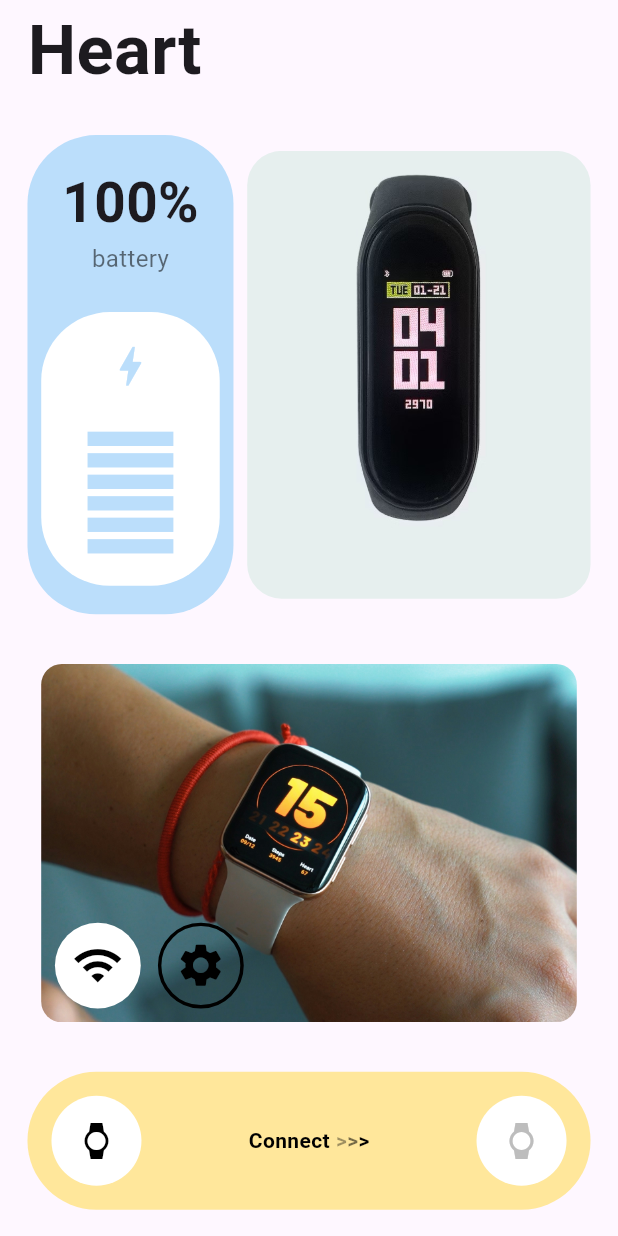
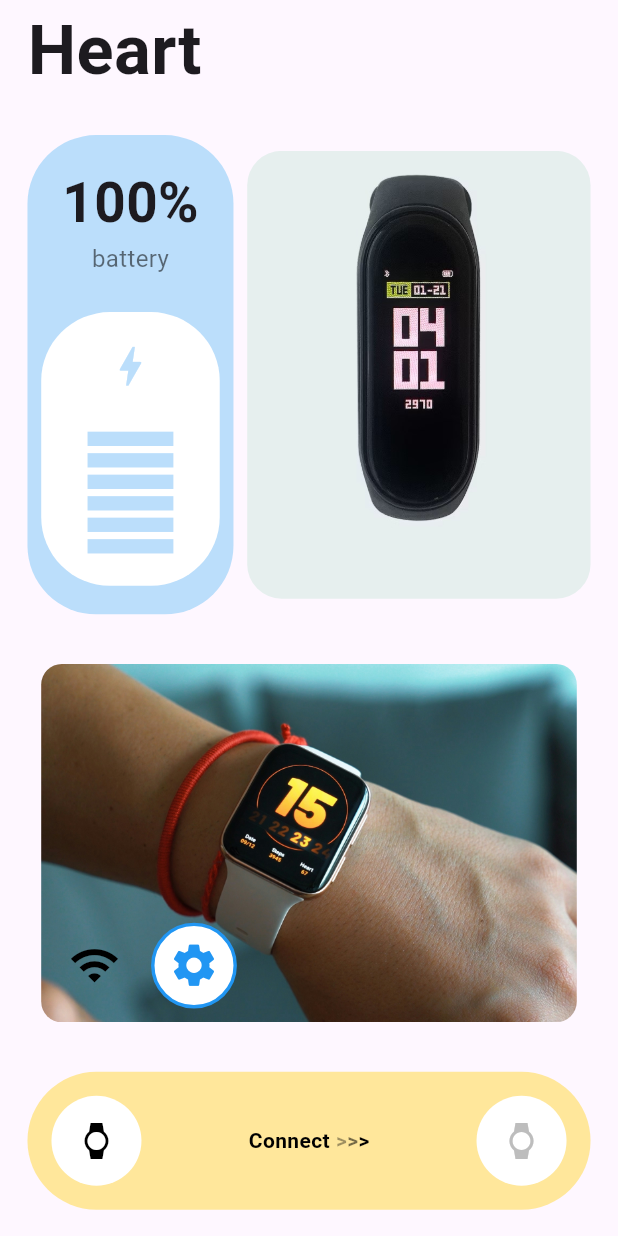
Before and after one commit to hamza091197/Health-Monitoring-App, a Flutter app: the screen it shows after launch, scrolled down 211 dp, after a tap on the "settings" icon, on a phone screen of 412 x 824 dp. Run offline on Flutter 3.47's test engine with Material 3 defaults, Android fonts, the phone set to English and light mode, and no system bars; our stand-ins replace battery_plus, flutter_screenutil, get.

Commit message:
add new features

```diff
--- a/lib/ui/screens/home_screen.dart
+++ b/lib/ui/screens/home_screen.dart
@@ -1,9 +1,10 @@
 import 'package:flutter/material.dart';
 import 'package:flutter_screenutil/flutter_screenutil.dart';
 import 'package:healthapp/ui/widgets/header_widget.dart';
+
 import '../widgets/battery_widget.dart';
+import '../widgets/connect_button.dart';
 import '../widgets/customize_widget.dart';
-import '../widgets/connect_button.dart'; // Import the ConnectButton
 
 class HomeScreen extends StatelessWidget {
   @override
@@ -12,8 +13,7 @@ class HomeScreen extends StatelessWidget {
       designSize: Size(360, 690),
       minTextAdapt: true,
       splitScreenMode: true,
-      builder: (context, child) {
-        return Scaffold(
+      builder: (context, child) => Scaffold(
         body: SingleChildScrollView(
           padding: EdgeInsets.all(16.0.w),
           child: Column(
@@ -22,9 +22,10 @@ class HomeScreen extends StatelessWidget {
               SizedBox(height: 40.h),
               HeaderWidget(),
               SizedBox(height: 20.h),
-                Text(
-                  'Tracking your Heart',
-                  style: TextStyle(fontSize: 40.sp, fontWeight: FontWeight.bold),
+              SmoothWordText(
+                text: 'Tracking your Heart',
+                textStyle: TextStyle(fontSize: 40.sp, fontWeight: FontWeight.bold),
+                duration: Duration(seconds: 3),
               ),
               SizedBox(height: 20.h),
               BatteryWidget(),
@@ -35,8 +36,63 @@ class HomeScreen extends StatelessWidget {
             ],
           ),
         ),
-        );
-      },
+      ),
     );
   }
 }
+
+class SmoothWordText extends StatefulWidget {
+  final String text;
+  final TextStyle textStyle;
+  final Duration duration;
+
+  const SmoothWordText({
+    required this.text,
+    required this.textStyle,
+    required this.duration,
+  });
+
+  @override
+  _SmoothWordTextState createState() => _SmoothWordTextState();
+}
+
+class _SmoothWordTextState extends State<SmoothWordText>
+    with SingleTickerProviderStateMixin {
+  late final AnimationController _controller = AnimationController(
+    vsync: this,
+    duration: widget.duration,
+  )..forward();
+
+  late final List<Animation<double>> _fadeAnimations = List.generate(
+    widget.text.split(" ").length,
+        (index) => Tween(begin: 0.0, end: 1.0).animate(
+      CurvedAnimation(
+        parent: _controller,
+        curve: Interval(index / widget.text.split(" ").length, (index + 1) / widget.text.split(" ").length, curve: Curves.easeIn),
+      ),
+    ),
+  );
+
+  @override
+  void dispose() {
+    _controller.dispose();
+    super.dispose();
+  }
+
+  @override
+  Widget build(BuildContext context) {
+    return Wrap(
+      children: widget.text.split(" ").asMap().entries.map((entry) {
+        final index = entry.key;
+        final word = entry.value;
+        return AnimatedBuilder(
+          animation: _fadeAnimations[index],
+          builder: (context, child) => Opacity(
+            opacity: _fadeAnimations[index].value,
+            child: Text("$word ", style: widget.textStyle),
+          ),
+        );
+      }).toList(),
+    );
+  }
+}
--- a/lib/ui/widgets/customize_widget.dart
+++ b/lib/ui/widgets/customize_widget.dart
@@ -7,22 +7,9 @@ class CustomizeWidget extends StatefulWidget {
 }
 
 class _CustomizeWidgetState extends State<CustomizeWidget> {
-  // Variables to track the state of each icon
-  bool isWifiClicked = false;
-  bool isSettingsClicked = false;
-
-  // Method to handle the common logic for both icons
-  void _toggleIconState(String iconType) {
-    setState(() {
-      if (iconType == 'wifi') {
-        isWifiClicked = !isWifiClicked;
-        if (isWifiClicked) isSettingsClicked = false; // Reset Settings if WiFi clicked
-      } else {
-        isSettingsClicked = !isSettingsClicked;
-        if (isSettingsClicked) isWifiClicked = false; // Reset WiFi if Settings clicked
-      }
-    });
-  }
+  // To track which icon is selected
+  bool isWiFiSelected = false;
+  bool isSettingsSelected = false;
 
   @override
   Widget build(BuildContext context) {
@@ -55,35 +42,65 @@ class _CustomizeWidgetState extends State<CustomizeWidget> {
               children: [
                 // WiFi Icon
                 GestureDetector(
-                  onTap: () => _toggleIconState('wifi'),
+                  onTap: () {
+                    setState(() {
+                      // Toggle WiFi selection state
+                      isWiFiSelected = !isWiFiSelected;
+                      // Deselect Settings icon if WiFi is selected
+                      if (isWiFiSelected) {
+                        isSettingsSelected = false;
+                      }
+                    });
+                  },
                   child: Container(
                     padding: EdgeInsets.all(8.w),
                     decoration: BoxDecoration(
-                      color: isWifiClicked ? Colors.transparent : Colors.white,
+                      color: isWiFiSelected ? Colors.white : Colors.transparent, // Show white background only when selected
                       shape: BoxShape.circle,
-                      border: Border.all(
-                        color: isWifiClicked ? Colors.black : Colors.transparent,
+                      border: isWiFiSelected
+                          ? Border.all(
+                        color: Colors.blue, // Blue border when selected
                         width: 2.w,
-                      ),
+                      )
+                          : null, // No border when unselected
                     ),
-                    child: Icon(Icons.wifi, size: 30.sp, color: Colors.black),
+                    child: Icon(
+                      Icons.wifi,
+                      size: 30.sp,
+                      color: isWiFiSelected ? Colors.blue : Colors.black, // Change icon color when selected
+                    ),
                   ),
                 ),
                 SizedBox(width: 10.w),
                 // Settings Icon
                 GestureDetector(
-                  onTap: () => _toggleIconState('settings'),
+                  onTap: () {
+                    setState(() {
+                      // Toggle Settings selection state
+                      isSettingsSelected = !isSettingsSelected;
+                      // Deselect WiFi icon if Settings is selected
+                      if (isSettingsSelected) {
+                        isWiFiSelected = false;
+                      }
+                    });
+                  },
                   child: Container(
                     padding: EdgeInsets.all(8.w),
                     decoration: BoxDecoration(
-                      color: isSettingsClicked ? Colors.transparent : Colors.white,
+                      color: isSettingsSelected ? Colors.white : Colors.transparent, // Show white background only when selected
                       shape: BoxShape.circle,
-                      border: Border.all(
-                        color: isSettingsClicked ? Colors.black : Colors.transparent,
+                      border: isSettingsSelected
+                          ? Border.all(
+                        color: Colors.blue, // Blue border when selected
                         width: 2.w,
-                      ),
+                      )
+                          : null, // No border when unselected
                     ),
-                    child: Icon(Icons.settings, size: 30.sp, color: Colors.black),
+                    child: Icon(
+                      Icons.settings,
+                      size: 30.sp,
+                      color: isSettingsSelected ? Colors.blue : Colors.black, // Change icon color when selected
+                    ),
                   ),
                 ),
               ],
--- a/lib/ui/widgets/header_widget.dart
+++ b/lib/ui/widgets/header_widget.dart
@@ -1,7 +1,34 @@
 import 'package:flutter/material.dart';
 import 'package:flutter_screenutil/flutter_screenutil.dart';
 
-class HeaderWidget extends StatelessWidget {
+class HeaderWidget extends StatefulWidget {
+  @override
+  _HeaderWidgetState createState() => _HeaderWidgetState();
+}
+
+class _HeaderWidgetState extends State<HeaderWidget> with TickerProviderStateMixin {
+  late AnimationController _animationController;
+  late Animation<double> _scaleAnimation;
+
+  @override
+  void initState() {
+    super.initState();
+
+    // Initialize the animation controller and scale animation
+    _animationController = AnimationController(
+      duration: Duration(milliseconds: 500),
+      vsync: this,
+    )..repeat(reverse: true);
+
+    _scaleAnimation = Tween(begin: 1.0, end: 1.1).animate(_animationController);
+  }
+
+  @override
+  void dispose() {
+    _animationController.dispose();
+    super.dispose();
+  }
+
   @override
   Widget build(BuildContext context) {
     return Row(
@@ -14,21 +41,34 @@ class HeaderWidget extends StatelessWidget {
               backgroundImage: AssetImage('images/person_seven.png'),
             ),
             SizedBox(width: 10.w),
-            Text('Hello, Jacob!', style: TextStyle(fontSize: 20.sp, fontWeight: FontWeight.bold)),
+            Text(
+              'Hello, Jacob!',
+              style: TextStyle(fontSize: 20.sp, fontWeight: FontWeight.bold),
+            ),
           ],
         ),
         Stack(
           children: [
-            Container(
+            // AnimatedBuilder now using _scaleAnimation for the "buzzing" effect
+            AnimatedBuilder(
+              animation: _scaleAnimation,
+              builder: (context, child) {
+                return Transform.scale(
+                  scale: _scaleAnimation.value,
+                  child: child,
+                );
+              },
+              child: Container(
                 padding: EdgeInsets.all(8.r),
                 decoration: BoxDecoration(
                   color: Colors.grey.shade200,
                   shape: BoxShape.circle,
                 ),
                 child: Icon(
-                Icons.notifications_none,
+                  Icons.notifications_active,
                   size: 30.sp,
                   color: Colors.black,
+                ),
               ),
             ),
             Positioned(
```
Lines whose indentation alone changed are shown as unchanged.
